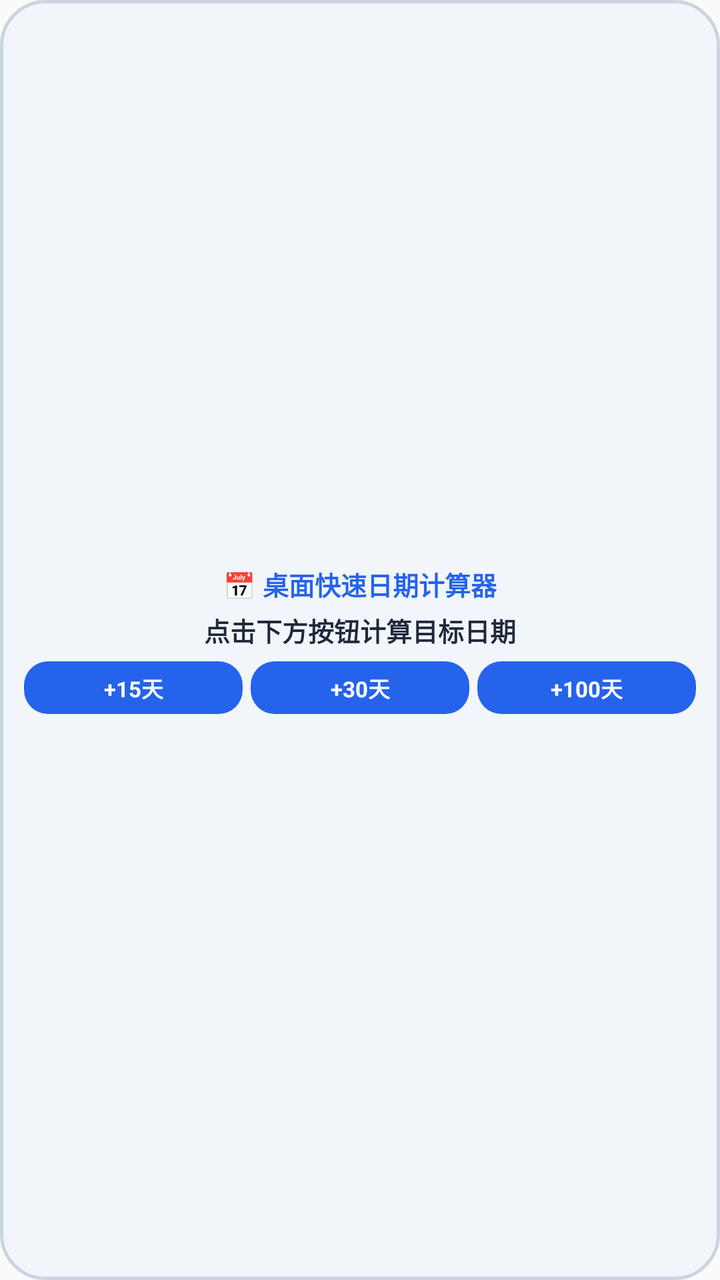
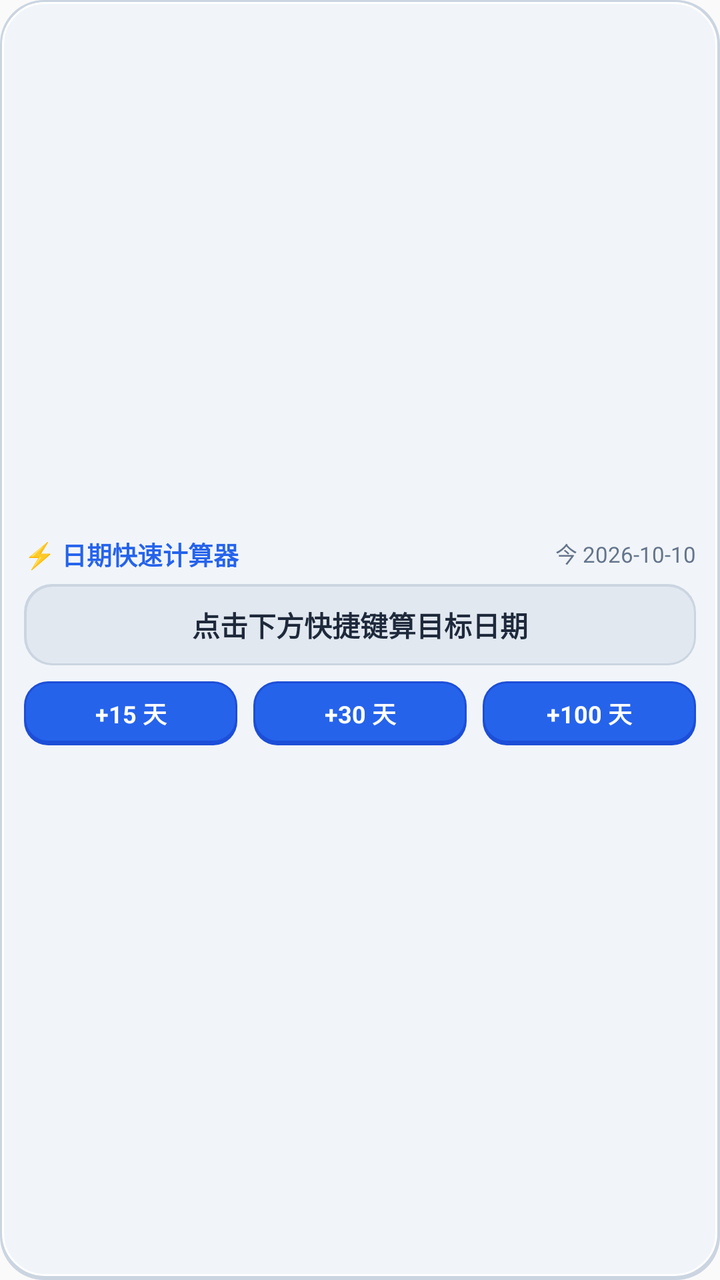

Before-and-after screenshots of an Android layout around one commit, followed by the original layout XML and the change that was made.
<!-- AndroidManifest.xml: application theme Theme.DateCalculator -->
<!-- res/layout/widget_quick_calc.xml -->
<?xml version="1.0" encoding="utf-8"?>
<LinearLayout xmlns:android="http://schemas.android.com/apk/res/android"
    android:layout_width="match_parent"
    android:layout_height="match_parent"
    android:orientation="vertical"
    android:background="@drawable/widget_bg_neumorphic"
    android:padding="12dp"
    android:gravity="center">

    <TextView
        android:id="@+id/widget_calc_title"
        android:layout_width="wrap_content"
        android:layout_height="wrap_content"
        android:text="📅 桌面快速日期计算器"
        android:textSize="13sp"
        android:textStyle="bold"
        android:textColor="#2563EB" />

    <TextView
        android:id="@+id/widget_calc_result"
        android:layout_width="wrap_content"
        android:layout_height="wrap_content"
        android:text="点击下方按钮计算目标日期"
        android:textSize="13sp"
        android:textStyle="bold"
        android:textColor="#1E293B"
        android:layout_marginTop="4dp" />

    <LinearLayout
        android:layout_width="match_parent"
        android:layout_height="wrap_content"
        android:orientation="horizontal"
        android:gravity="center"
        android:layout_marginTop="6dp">

        <TextView
            android:id="@+id/btn_calc_15"
            android:layout_width="0dp"
            android:layout_height="wrap_content"
            android:layout_weight="1"
            android:text="+15天"
            android:textSize="11sp"
            android:textStyle="bold"
            android:textColor="#FFFFFF"
            android:background="@drawable/widget_btn_neumorphic_accent"
            android:gravity="center"
            android:paddingVertical="5dp"
            android:layout_marginEnd="4dp" />

        <TextView
            android:id="@+id/btn_calc_30"
            android:layout_width="0dp"
            android:layout_height="wrap_content"
            android:layout_weight="1"
            android:text="+30天"
            android:textSize="11sp"
            android:textStyle="bold"
            android:textColor="#FFFFFF"
            android:background="@drawable/widget_btn_neumorphic_accent"
            android:gravity="center"
            android:paddingVertical="5dp"
            android:layout_marginEnd="4dp" />

        <TextView
            android:id="@+id/btn_calc_100"
            android:layout_width="0dp"
            android:layout_height="wrap_content"
            android:layout_weight="1"
            android:text="+100天"
            android:textSize="11sp"
            android:textStyle="bold"
            android:textColor="#FFFFFF"
            android:background="@drawable/widget_btn_neumorphic_accent"
            android:gravity="center"
            android:paddingVertical="5dp" />
    </LinearLayout>
</LinearLayout>
<!-- resources referenced by this layout -->
<resources>
  <!-- drawable widget_bg_neumorphic (drawable) -->
  <?xml version="1.0" encoding="utf-8"?>
  <shape xmlns:android="http://schemas.android.com/apk/res/android">
      <solid android:color="#F2F5FA" />
      <corners android:radius="22dp" />
      <stroke android:width="1.5dp" android:color="#CBD5E1" />
  </shape>
  <!-- drawable widget_btn_neumorphic_accent (drawable) -->
  <?xml version="1.0" encoding="utf-8"?>
  <shape xmlns:android="http://schemas.android.com/apk/res/android">
      <solid android:color="#2563EB" />
      <corners android:radius="12dp" />
  </shape>
  <style name="Theme.DateCalculator" parent="android:Theme.Material.Light.NoActionBar" />
</resources>

<!-- the commit's change to res/layout/widget_quick_calc.xml (unified diff, before → after) -->
@@ -5,73 +5,106 @@
     android:orientation="vertical"
     android:background="@drawable/widget_bg_neumorphic"
     android:padding="12dp"
-    android:gravity="center">
+    android:gravity="center_vertical">
 
-    <TextView
-        android:id="@+id/widget_calc_title"
-        android:layout_width="wrap_content"
-        android:layout_height="wrap_content"
-        android:text="📅 桌面快速日期计算器"
-        android:textSize="13sp"
-        android:textStyle="bold"
-        android:textColor="#2563EB" />
-
-    <TextView
-        android:id="@+id/widget_calc_result"
-        android:layout_width="wrap_content"
-        android:layout_height="wrap_content"
-        android:text="点击下方按钮计算目标日期"
-        android:textSize="13sp"
-        android:textStyle="bold"
-        android:textColor="#1E293B"
-        android:layout_marginTop="4dp" />
-
+    
     <LinearLayout
         android:layout_width="match_parent"
         android:layout_height="wrap_content"
         android:orientation="horizontal"
-        android:gravity="center"
-        android:layout_marginTop="6dp">
+        android:gravity="center_vertical">
+
+        <TextView
+            android:id="@+id/widget_calc_title"
+            android:layout_width="0dp"
+            android:layout_height="wrap_content"
+            android:layout_weight="1"
+            android:text="⚡ 日期快速计算器"
+            android:textSize="12.5sp"
+            android:textStyle="bold"
+            android:textColor="#2563EB" />
+
+        <TextView
+            android:id="@+id/widget_today_label"
+            android:layout_width="wrap_content"
+            android:layout_height="wrap_content"
+            android:text="今 2026-10-10"
+            android:textSize="11sp"
+            android:textColor="#64748B" />
+    </LinearLayout>
+
+    
+    <LinearLayout
+        android:layout_width="match_parent"
+        android:layout_height="wrap_content"
+        android:background="@drawable/widget_card_inset"
+        android:paddingVertical="10dp"
+        android:paddingHorizontal="12dp"
+        android:layout_marginTop="6dp"
+        android:gravity="center">
+
+        <TextView
+            android:id="@+id/widget_calc_result"
+            android:layout_width="wrap_content"
+            android:layout_height="wrap_content"
+            android:text="点击下方快捷键算目标日期"
+            android:textSize="14sp"
+            android:textStyle="bold"
+            android:textColor="#1E293B"
+            android:singleLine="true"
+            android:ellipsize="end" />
+    </LinearLayout>
+
+    
+    <LinearLayout
+        android:layout_width="match_parent"
+        android:layout_height="wrap_content"
+        android:orientation="horizontal"
+        android:layout_marginTop="8dp"
+        android:gravity="center">
 
         <TextView
             android:id="@+id/btn_calc_15"
             android:layout_width="0dp"
-            android:layout_height="wrap_content"
+            android:layout_height="32dp"
             android:layout_weight="1"
-            android:text="+15天"
-            android:textSize="11sp"
+            android:text="+15 天"
+            android:textSize="12sp"
             android:textStyle="bold"
             android:textColor="#FFFFFF"
             android:background="@drawable/widget_btn_neumorphic_accent"
-            android:gravity="center"
-            android:paddingVertical="5dp"
-            android:layout_marginEnd="4dp" />
+            android:gravity="center" />
+
+        <Space
+            android:layout_width="8dp"
+            android:layout_height="match_parent" />
 
         <TextView
             android:id="@+id/btn_calc_30"
             android:layout_width="0dp"
-            android:layout_height="wrap_content"
+            android:layout_height="32dp"
             android:layout_weight="1"
-            android:text="+30天"
-            android:textSize="11sp"
+            android:text="+30 天"
+            android:textSize="12sp"
             android:textStyle="bold"
             android:textColor="#FFFFFF"
             android:background="@drawable/widget_btn_neumorphic_accent"
-            android:gravity="center"
-            android:paddingVertical="5dp"
-            android:layout_marginEnd="4dp" />
+            android:gravity="center" />
+
+        <Space
+            android:layout_width="8dp"
+            android:layout_height="match_parent" />
 
         <TextView
             android:id="@+id/btn_calc_100"
             android:layout_width="0dp"
-            android:layout_height="wrap_content"
+            android:layout_height="32dp"
             android:layout_weight="1"
-            android:text="+100天"
-            android:textSize="11sp"
+            android:text="+100 天"
+            android:textSize="12sp"
             android:textStyle="bold"
             android:textColor="#FFFFFF"
             android:background="@drawable/widget_btn_neumorphic_accent"
-            android:gravity="center"
-            android:paddingVertical="5dp" />
+            android:gravity="center" />
     </LinearLayout>
 </LinearLayout>
<!-- resource entries referenced after the edit -->
@@ -2,17 +2,71 @@
 <resources>
   <!-- drawable widget_bg_neumorphic (drawable) -->
   <?xml version="1.0" encoding="utf-8"?>
-  <shape xmlns:android="http://schemas.android.com/apk/res/android">
-      <solid android:color="#F2F5FA" />
-      <corners android:radius="22dp" />
-      <stroke android:width="1.5dp" android:color="#CBD5E1" />
-  </shape>
+  <layer-list xmlns:android="http://schemas.android.com/apk/res/android">
+      
+      <item>
+          <shape android:shape="rectangle">
+              <solid android:color="#CBD5E1" />
+              <corners android:radius="22dp" />
+          </shape>
+      </item>
+      
+      <item
+          android:top="1dp"
+          android:left="1dp"
+          android:right="1.5dp"
+          android:bottom="2dp">
+          <shape android:shape="rectangle">
+              <solid android:color="#F1F5F9" />
+              <corners android:radius="21dp" />
+              <stroke
+                  android:width="1dp"
+                  android:color="#FFFFFF" />
+          </shape>
+      </item>
+  </layer-list>
   <!-- drawable widget_btn_neumorphic_accent (drawable) -->
   <?xml version="1.0" encoding="utf-8"?>
-  <shape xmlns:android="http://schemas.android.com/apk/res/android">
-      <solid android:color="#2563EB" />
-      <corners android:radius="12dp" />
-  </shape>
+  <layer-list xmlns:android="http://schemas.android.com/apk/res/android">
+      <item>
+          <shape android:shape="rectangle">
+              <solid android:color="#1D4ED8" />
+              <corners android:radius="12dp" />
+          </shape>
+      </item>
+      <item
+          android:top="1dp"
+          android:left="1dp"
+          android:right="1dp"
+          android:bottom="2.5dp">
+          <shape android:shape="rectangle">
+              <solid android:color="#2563EB" />
+              <corners android:radius="11dp" />
+          </shape>
+      </item>
+  </layer-list>
+  <!-- drawable widget_card_inset (drawable) -->
+  <?xml version="1.0" encoding="utf-8"?>
+  <layer-list xmlns:android="http://schemas.android.com/apk/res/android">
+      
+      <item>
+          <shape android:shape="rectangle">
+              <solid android:color="#CBD5E1" />
+              <corners android:radius="14dp" />
+          </shape>
+      </item>
+      
+      <item
+          android:top="1.5dp"
+          android:left="1.5dp"
+          android:right="1dp"
+          android:bottom="1dp">
+          <shape android:shape="rectangle">
+              <solid android:color="#E2E8F0" />
+              <corners android:radius="13dp" />
+          </shape>
+      </item>
+  </layer-list>
   <style name="Theme.DateCalculator" parent="android:Theme.Material.Light.NoActionBar" />
 </resources>
 
